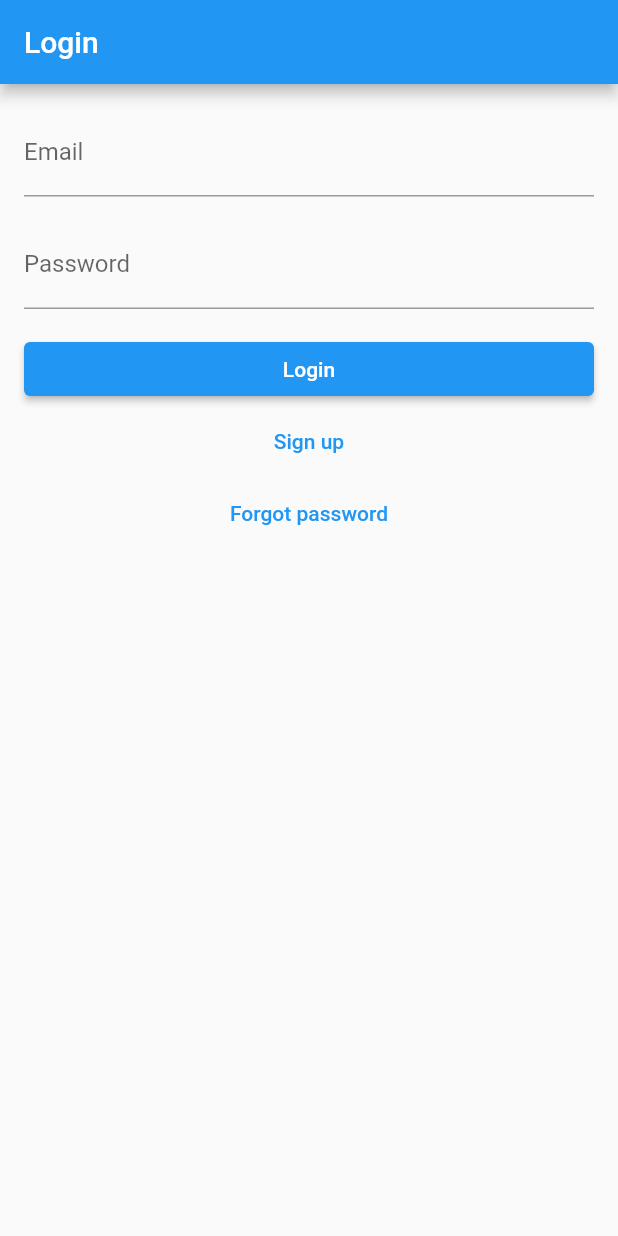
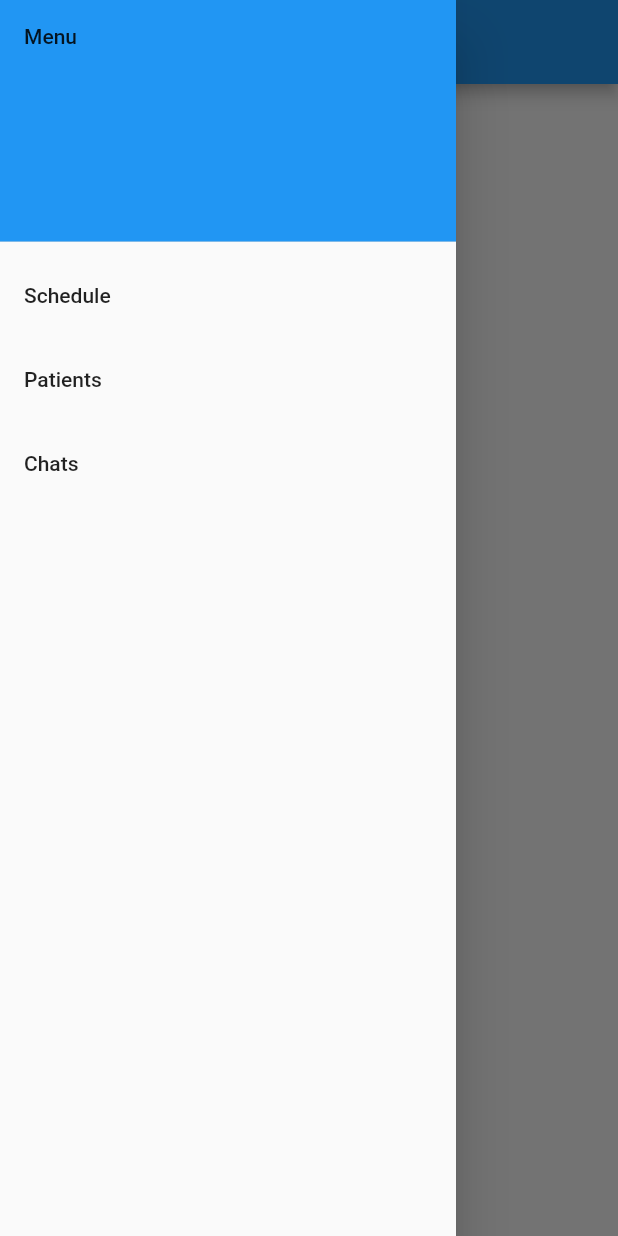
Before and after one commit to VSR-Final/Final-Year-Project, a Flutter app: the screen it shows after launch, with the side drawer open (before the commit the screen has no drawer), on a phone screen of 412 x 824 dp. Run offline on Flutter 3.47's test engine with Material 2 defaults, Android fonts, the phone set to English and light mode, and no system bars; our stand-ins replace image_picker.

Commit message:
added physiotherapist home page

```diff
--- a/lib/main.dart
+++ b/lib/main.dart
@@ -1,5 +1,6 @@
 import 'package:finalyearproject/pages/account_type.dart';
 import 'package:finalyearproject/pages/login_landing.dart';
+import 'package:finalyearproject/pages/physioHomePage.dart';
 import 'package:finalyearproject/pages/signUpPage.dart';
 import 'package:finalyearproject/pages/logInPage.dart';
 import 'package:flutter/material.dart';
@@ -12,10 +13,10 @@ class MyApp extends StatelessWidget {
   const MyApp({super.key});
 
   @override
-  Widget build(BuildContext contex) {
+  Widget build(BuildContext context) {
     return const MaterialApp(
       debugShowCheckedModeBanner: false,
-      home: LoginPage(),
+      home: PhysioHomePage(),
     );
   }
 }
--- /dev/null
+++ b/lib/pages/physioHomePage.dart
@@ -0,0 +1,64 @@
+import 'package:flutter/material.dart';
+
+class PhysioHomePage extends StatefulWidget {
+  const PhysioHomePage({super.key});
+
+  @override
+  _HomePageState createState() => _HomePageState();
+}
+
+class _HomePageState extends State<PhysioHomePage> {
+  String _selectedOption = 'Schedule';
+
+  @override
+  Widget build(BuildContext context) {
+    return Scaffold(
+      appBar: AppBar(
+        title: Text('Home'),
+      ),
+      drawer: Drawer(
+        child: ListView(
+          padding: EdgeInsets.zero,
+          children: [
+            DrawerHeader(
+              child: Text('Menu'),
+              decoration: BoxDecoration(
+                color: Colors.blue,
+              ),
+            ),
+            ListTile(
+              title: Text('Schedule'),
+              onTap: () {
+                setState(() {
+                  _selectedOption = 'Schedule';
+                });
+                Navigator.pop(context);
+              },
+            ),
+            ListTile(
+              title: Text('Patients'),
+              onTap: () {
+                setState(() {
+                  _selectedOption = 'Patients';
+                });
+                Navigator.pop(context);
+              },
+            ),
+            ListTile(
+              title: Text('Chats'),
+              onTap: () {
+                setState(() {
+                  _selectedOption = 'Chats';
+                });
+                Navigator.pop(context);
+              },
+            ),
+          ],
+        ),
+      ),
+      body: Center(
+        child: Text('Selected option: $_selectedOption'),
+      ),
+    );
+  }
+}
```
